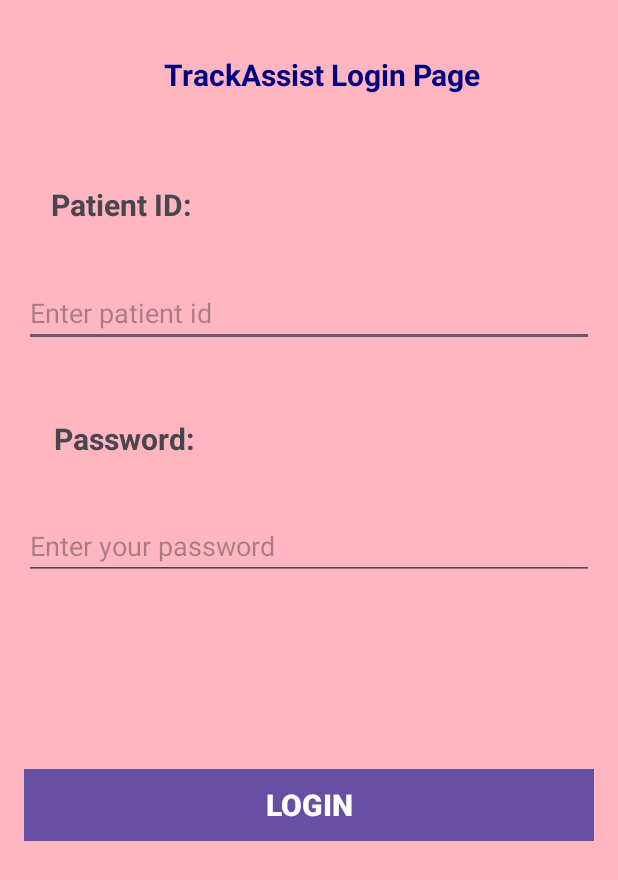
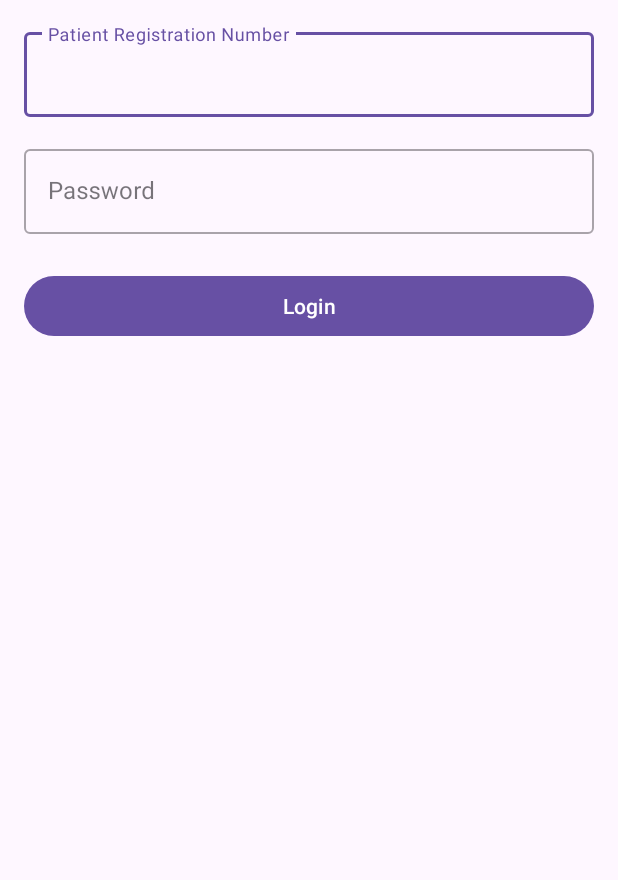
Before and after one commit to PintaRam/Track_Assist, an Android app: the patientLogin screen opened directly, with no data from a screen before it, on a phone screen of 412 x 824 dp. Shown: the top 880 px of the screen. Run offline under Robolectric (Android 15) with nearby library versions, the phone set to English and light mode, and no system bars; our stand-ins replace Firebase (no records; nobody signed in at launch, a user with empty details on screens opened directly).

Commit message:
Login changed

```diff
--- a/app/src/main/AndroidManifest.xml
+++ b/app/src/main/AndroidManifest.xml
@@ -18,6 +18,9 @@
         android:theme="@style/Theme.Track_Assist"
         tools:targetApi="31">
         <activity
+            android:name=".patientLogin2"
+            android:exported="false" />
+        <activity
             android:name=".guide_login"
             android:exported="false" />
         <activity
@@ -34,7 +37,7 @@
             android:label="@string/title_activity_map_fragment" />
         <activity
             android:name=".dashboard"
-            android:exported="true"></activity>
+            android:exported="true" />
         <activity
             android:name=".selectionOFUser"
             android:exported="false" />
--- a/app/src/main/java/com/track_assist/patientLogin.java
+++ b/app/src/main/java/com/track_assist/patientLogin.java
@@ -1,65 +1,90 @@
 package com.track_assist;
 
-import android.os.Bundle;
+import androidx.annotation.NonNull;
+import androidx.appcompat.app.AppCompatActivity;
 
-import androidx.activity.EdgeToEdge;
-import androidx.appcompat.app.AppCompatActivity;
-import androidx.core.graphics.Insets;
-import androidx.core.view.ViewCompat;
-import androidx.core.view.WindowInsetsCompat;
 import android.content.Intent;
 import android.os.Bundle;
-import android.util.Log;
 import android.view.View;
 import android.widget.Button;
-import android.widget.EditText;
 import android.widget.Toast;
-import androidx.appcompat.app.AppCompatActivity;
 
+import com.google.android.material.textfield.TextInputLayout;
+import com.google.firebase.database.DataSnapshot;
+import com.google.firebase.database.DatabaseError;
+import com.google.firebase.database.DatabaseReference;
+import com.google.firebase.database.FirebaseDatabase;
+import com.google.firebase.database.ValueEventListener;
 
 public class patientLogin extends AppCompatActivity {
+    Button loginButton;
+    FirebaseDatabase myFire;
+    DatabaseReference myDb;
+    TextInputLayout username, password;
+    String userId, guideName, guideId;
 
-
-    private EditText editTextId;
-    private EditText editTextPassword;
-    private Button buttonLogin;
-    String patId,patPas;
     @Override
     protected void onCreate(Bundle savedInstanceState) {
         super.onCreate(savedInstanceState);
         setContentView(R.layout.activity_patient_login);
 
-        editTextId = findViewById(R.id.editTextId);
-        editTextPassword = findViewById(R.id.editTextPassword);
-        buttonLogin = findViewById(R.id.buttonLogin);
+        // Initialize views
+        loginButton = findViewById(R.id.buttonLogin);
+        username = findViewById(R.id.editTextId);
+        password = findViewById(R.id.editTextPassword);
 
-        patPas=getIntent().getStringExtra("Pass");
-        patId=getIntent().getStringExtra("Id");
+        // Initialize Firebase
+        myFire = FirebaseDatabase.getInstance();
 
-        Log.d(patPas,"Patient Password");
-        Log.d(patId,"Patinet ID");
-        buttonLogin.setOnClickListener(new View.OnClickListener() {
+        loginButton.setOnClickListener(new View.OnClickListener() {
             @Override
             public void onClick(View v) {
-                String id = editTextId.getText().toString().trim();
-                String password = editTextPassword.getText().toString().trim();
+                String patientReg = username.getEditText().getText().toString().trim();
+                String logPassword = password.getEditText().getText().toString().trim();
 
-                if (validatePassword(password)) {
-                    // Successful validation, navigate to PatientDashboardActivity
-                    Intent intent = new Intent(patientLogin.this, dashboard.class);
-                    startActivity(intent);
-                    finish();
-                } else {
-                    // Show error message
-                    Toast.makeText(patientLogin.this, "Invalid Password", Toast.LENGTH_SHORT).show();
+                if (patientReg.isEmpty() || logPassword.isEmpty()) {
+                    Toast.makeText(patientLogin.this, "Please fill out all fields", Toast.LENGTH_SHORT).show();
+                    return;
                 }
+
+                myDb = myFire.getReference("Patient").child("info");
+                myDb.orderByChild("patientReg").equalTo(patientReg).addListenerForSingleValueEvent(new ValueEventListener() {
+                    @Override
+                    public void onDataChange(@NonNull DataSnapshot dataSnapshot) {
+                        if (dataSnapshot.exists()) {
+                            boolean passwordMatched = false;
+                            for (DataSnapshot snapshot : dataSnapshot.getChildren()) {
+                                String passwordFromDb = snapshot.child("passReg").getValue(String.class);
+                                if (passwordFromDb != null && passwordFromDb.equals(logPassword)) {
+                                    passwordMatched = true;
+                                    userId = snapshot.getKey();
+                                    guideName = snapshot.child("guideName").getValue(String.class);
+                                    guideId = snapshot.child("guideId").getValue(String.class);
+                                    break;
+                                }
+                            }
+                            if (passwordMatched) {
+                                Toast.makeText(patientLogin.this, "Credentials Matched !!", Toast.LENGTH_SHORT).show();
+                                Intent i = new Intent(patientLogin.this, patientsDashBoard.class);
+                                i.putExtra("UserId", userId);
+                                i.putExtra("patientReg", patientReg);
+                                i.putExtra("guideName", guideName);
+                                i.putExtra("guideId", guideId);
+                                startActivity(i);
+                            } else {
+                                Toast.makeText(patientLogin.this, "Password Not matched", Toast.LENGTH_SHORT).show();
+                            }
+                        } else {
+                            Toast.makeText(patientLogin.this, "Invalid Patient Registration Number. Does not Exist", Toast.LENGTH_SHORT).show();
+                        }
+                    }
+
+                    @Override
+                    public void onCancelled(@NonNull DatabaseError error) {
+                        Toast.makeText(patientLogin.this, "Error checking registration number existence. Please try again.", Toast.LENGTH_SHORT).show();
+                    }
+                });
             }
         });
     }
-
-    private boolean validatePassword(String password) {
-        // Add your password validation logic here
-        return password.matches(patPas);
-
-    }
 }
--- a/app/src/main/java/com/track_assist/patientsRegistration.java
+++ b/app/src/main/java/com/track_assist/patientsRegistration.java
@@ -63,9 +63,6 @@ public class patientsRegistration extends AppCompatActivity {
 
         if(validateAndRegister())
                 { Database();
-                    Intent i=new Intent(patientsRegistration.this,patientLogin.class);
-                    i.putExtra("Pass",passReg.getText().toString().trim());
-                    startActivity(i);
                 } else {
                     Toast.makeText(patientsRegistration.this, "Registration Failed!!!", Toast.LENGTH_SHORT).show();
                 }
--- a/app/src/main/res/layout/activity_patient_dashdoard.xml
+++ b/app/src/main/res/layout/activity_patient_dashdoard.xml
@@ -78,7 +78,8 @@
             android:layout_width="0dp"
             android:layout_height="wrap_content"
             android:layout_weight="1"
-            android:text="Button 1" />
+            android:text="Button 1"
+            />
 
         <Button
             android:id="@+id/button2"
--- a/app/src/main/res/layout/activity_patient_login.xml
+++ b/app/src/main/res/layout/activity_patient_login.xml
@@ -1,76 +1,44 @@
 <?xml version="1.0" encoding="utf-8"?>
-<RelativeLayout xmlns:android="http://schemas.android.com/apk/res/android"
+<LinearLayout xmlns:android="http://schemas.android.com/apk/res/android"
+    xmlns:app="http://schemas.android.com/apk/res-auto"
+    xmlns:tools="http://schemas.android.com/tools"
     android:layout_width="match_parent"
     android:layout_height="match_parent"
-    android:background="#FFB6C1"
-    android:padding="16dp">
+    android:orientation="vertical"
+    android:padding="16dp"
+    tools:context=".patientLogin">
 
-
-    <TextView
-        android:id="@+id/intro"
-        android:layout_width="match_parent"
-        android:layout_height="wrap_content"
-        android:layout_alignParentStart="true"
-        android:layout_marginStart="18dp"
-        android:layout_marginTop="20dp"
-        android:text="TrackAssist Login Page"
-        android:textAlignment="center"
-        android:textColor="#000080"
-        android:textSize="20sp"
-        android:textStyle="bold" />
-
-    <TextView
-        android:id="@+id/textViewId"
-        android:layout_width="wrap_content"
-        android:layout_height="wrap_content"
-        android:layout_below="@+id/intro"
-        android:layout_alignParentStart="true"
-        android:layout_marginStart="18dp"
-        android:layout_marginTop="59dp"
-        android:text="Patient ID:"
-        android:textSize="20sp"
-        android:textStyle="bold" />
-
-    <EditText
+    <com.google.android.material.textfield.TextInputLayout
         android:id="@+id/editTextId"
         android:layout_width="match_parent"
         android:layout_height="wrap_content"
-        android:layout_below="@id/textViewId"
-        android:layout_marginTop="36dp"
-        android:hint="Enter patient id"
-        android:inputType="phone" />
+        android:hint="Patient Registration Number"
+        style="@style/Widget.MaterialComponents.TextInputLayout.OutlinedBox">
 
-    <TextView
-        android:id="@+id/textViewPassword"
-        android:layout_width="wrap_content"
-        android:layout_height="wrap_content"
-        android:layout_below="@id/editTextId"
-        android:layout_alignParentStart="true"
-        android:layout_marginStart="20dp"
-        android:layout_marginTop="47dp"
-        android:text="Password:"
-        android:textSize="20sp"
-        android:textStyle="bold" />
+        <com.google.android.material.textfield.TextInputEditText
+            android:layout_width="match_parent"
+            android:layout_height="wrap_content"
+            android:inputType="text" />
+    </com.google.android.material.textfield.TextInputLayout>
 
-    <EditText
+    <com.google.android.material.textfield.TextInputLayout
         android:id="@+id/editTextPassword"
         android:layout_width="match_parent"
         android:layout_height="wrap_content"
-        android:layout_below="@id/textViewPassword"
-        android:layout_marginTop="35dp"
-        android:hint="Enter your password"
-        android:inputType="textPassword" />
+        android:hint="Password"
+        style="@style/Widget.MaterialComponents.TextInputLayout.OutlinedBox"
+        android:layout_marginTop="16dp">
+
+        <com.google.android.material.textfield.TextInputEditText
+            android:layout_width="match_parent"
+            android:layout_height="wrap_content"
+            android:inputType="textPassword" />
+    </com.google.android.material.textfield.TextInputLayout>
 
     <Button
         android:id="@+id/buttonLogin"
         android:layout_width="match_parent"
         android:layout_height="wrap_content"
-        android:layout_below="@id/editTextPassword"
-        android:layout_marginTop="126dp"
-        android:background="@color/black"
-        android:text="LOGIN"
-        android:textSize="20sp"
-        android:textStyle="bold" />
-
-
-</RelativeLayout>
+        android:text="Login"
+        android:layout_marginTop="24dp"/>
+</LinearLayout>
```
Also changed, not shown: app/src/main/res/drawable/background.xml (added, +10 -0 lines).
